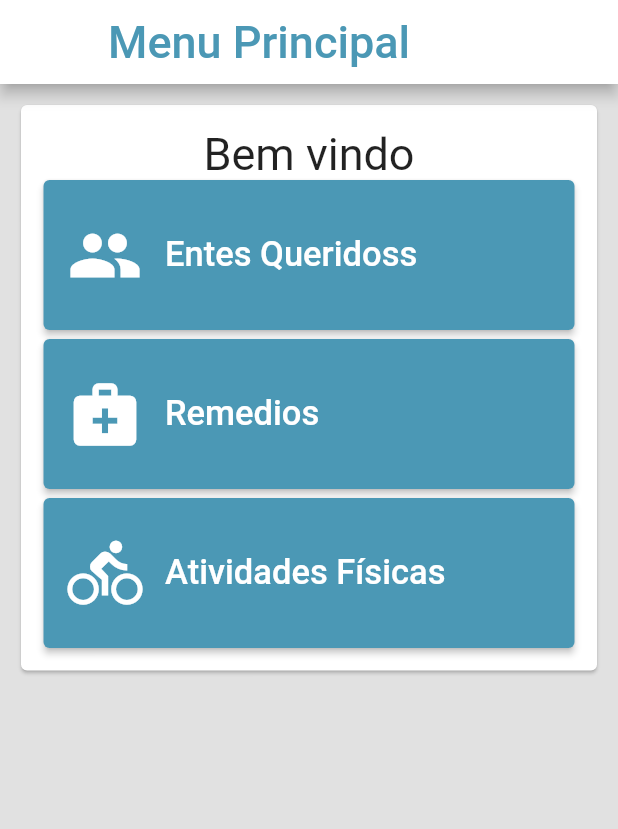
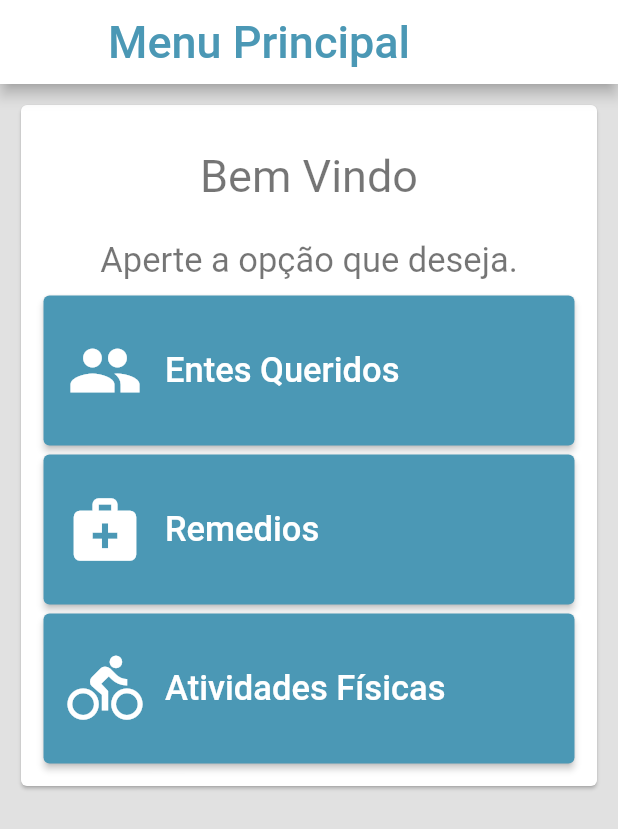
Before and after one commit to BrunoVollin/help_rem, a Flutter app: the MenuPage screen opened directly, on a phone screen of 412 x 824 dp. Shown: the top 829 px of the screen. Run offline on Flutter 3.47's test engine with Material 2 defaults, Android fonts, the phone set to English and light mode, and no system bars; network calls fail.

Commit message:
fix dear one list

```diff
--- a/lib/main.dart
+++ b/lib/main.dart
@@ -1,6 +1,7 @@
 import 'package:flutter/material.dart';
 import 'package:help_rem/theme/blue.dart';
 import 'package:help_rem/views/create_account_page.dart';
+import 'package:help_rem/views/create_dear_one.dart';
 import 'package:help_rem/views/dear_one_list.dart';
 import 'package:help_rem/views/dear_one_specific.dart';
 import 'package:help_rem/views/login_page.dart';
@@ -22,10 +23,12 @@ class AppWidget extends StatelessWidget {
         debugShowCheckedModeBanner: false,
         initialRoute: '/',
         routes: {
-          '/': (context) => LoginPage(),
+          '/': (context) => MenuPage(),
           '/dear_one_list': (context) => DearOneList(),
           '/dear_one_specific': (context) => DearOneSpecific(),
           '/create_account_page': (context) => CreateAccount(),
+          '/create_dear_one': (context) => CreateDearOne(),
+          // '/food_page': (context) => FoodPage(),
         });
   }
 }
--- a/lib/views/create_account_page.dart
+++ b/lib/views/create_account_page.dart
@@ -1,4 +1,5 @@
 import 'package:flutter/material.dart';
+import 'package:help_rem/widgets/blue_button.dart';
 import 'package:help_rem/widgets/blue_text_field.dart';
 import 'package:help_rem/widgets/blue_text_field_multiline.dart';
 
@@ -55,6 +56,7 @@ class CreateAccountBox extends StatelessWidget {
                   SizedBox(height: 8),
                   BlueTextFieldMultiline(
                       onChange: () {}, text: "Sobre a Pessoa"),
+                  BlueButton("Adicionar Foto", () {})
                 ],
               ),
             ),
--- a/lib/views/menu_page.dart
+++ b/lib/views/menu_page.dart
@@ -37,21 +37,34 @@ class MenuPageBox extends StatelessWidget {
               padding: const EdgeInsets.all(15.0),
               child: Column(
                 children: [
-                  Text("Bem vindo", style: TextStyle(fontSize: 30),),
+                  Padding(
+                    padding: const EdgeInsets.all(15.0),
+                    child: Text(
+                      "Bem Vindo",
+                      style: TextStyle(fontSize: 30, color: Colors.black54),
+                    ),
+                  ),
+                  Padding(
+                    padding: const EdgeInsets.all(10.0),
+                    child: Text(
+                      "Aperte a opção que deseja.",
+                      style: TextStyle(fontSize: 23, color: Colors.black54),
+                    ),
+                  ),
                   MenuButton(
-                    onClick: () {},
-                    text: "Entes Queridoss",
+                    route: '/dear_one_list',
+                    text: "Entes Queridos",
                     icon: Icons.group,
                   ),
                   SizedBox(height: 6),
                   MenuButton(
-                    onClick: () {},
+                    route: '',
                     text: "Remedios",
                     icon: Icons.medical_services,
                   ),
                   SizedBox(height: 6),
                   MenuButton(
-                    onClick: () {},
+                    route: '',
                     text: "Atividades Físicas",
                     icon: Icons.directions_bike,
                   ),
--- a/lib/widgets/general_card.dart
+++ b/lib/widgets/dear_card.dart
@@ -1,6 +1,6 @@
 import 'package:flutter/material.dart';
 
-class GeneralCard extends StatelessWidget {
+class DearCard extends StatelessWidget {
   String image =
       'https://www.dmarge.com/wp-content/uploads/2021/01/dwayne-the-rock-.jpg';
 
@@ -19,7 +19,7 @@ class GeneralCard extends StatelessWidget {
         child: Container(
           child: Padding(
             // padding: const EdgeInsets.all(10.0),
-            padding: EdgeInsets.fromLTRB(10.0, 10.0, 10.0, 0.0),
+            padding: EdgeInsets.fromLTRB(10.0, 5.0, 10.0, 0),
             child: Card(
               child: Padding(
                 padding: const EdgeInsets.all(20.0),
--- a/lib/widgets/menu_button.dart
+++ b/lib/widgets/menu_button.dart
@@ -1,17 +1,17 @@
 import 'package:flutter/material.dart';
 
 class MenuButton extends StatelessWidget {
-  final Function onClick;
+  final String route;
   final String text;
   final IconData icon;
 
   const MenuButton(
-      {required this.onClick, required this.text, required this.icon});
+      {required this.route, required this.text, required this.icon});
 
   @override
   Widget build(BuildContext context) {
     return ElevatedButton(
-      onPressed: () => onClick,
+      onPressed: () => Navigator.of(context).pushNamed(route),
       style: ButtonStyle(
         minimumSize: MaterialStateProperty.all(Size(355, 100)),
       ),
```
Also changed, not shown: lib/views/create_dear_one.dart (+6 -1 lines), lib/views/dear_one_list.dart (+13 -7 lines), lib/views/physical_activity_page.dart (added).
